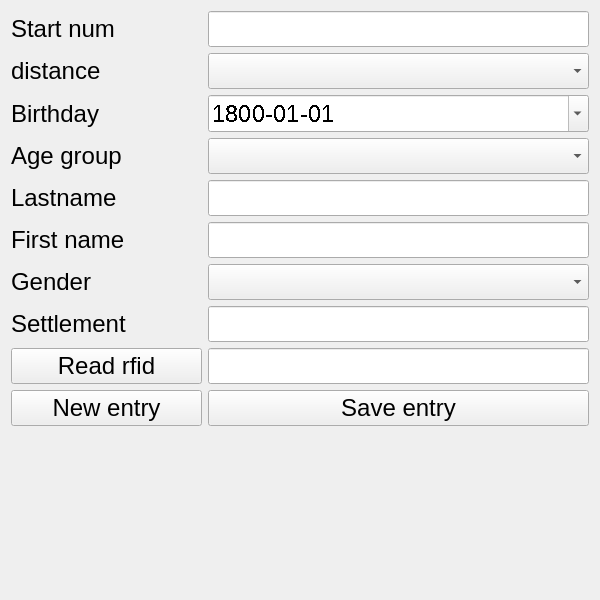
Above: src/views/localentry/localentry.ui from stivehu/um3 before the change. Below: the same form after it.
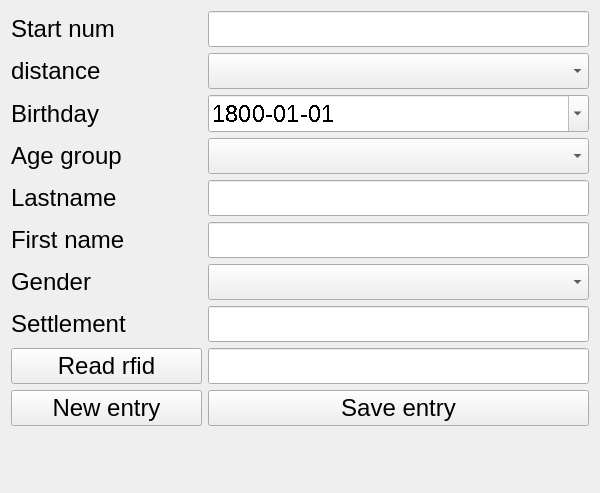
That is the form after the change.

The edit to the form file:
```diff
--- a/src/views/localentry/localentry.ui
+++ b/src/views/localentry/localentry.ui
@@ -10,7 +10,7 @@
     <x>0</x>
     <y>0</y>
     <width>600</width>
-    <height>600</height>
+    <height>493</height>
    </rect>
   </property>
   <property name="sizePolicy">
```
